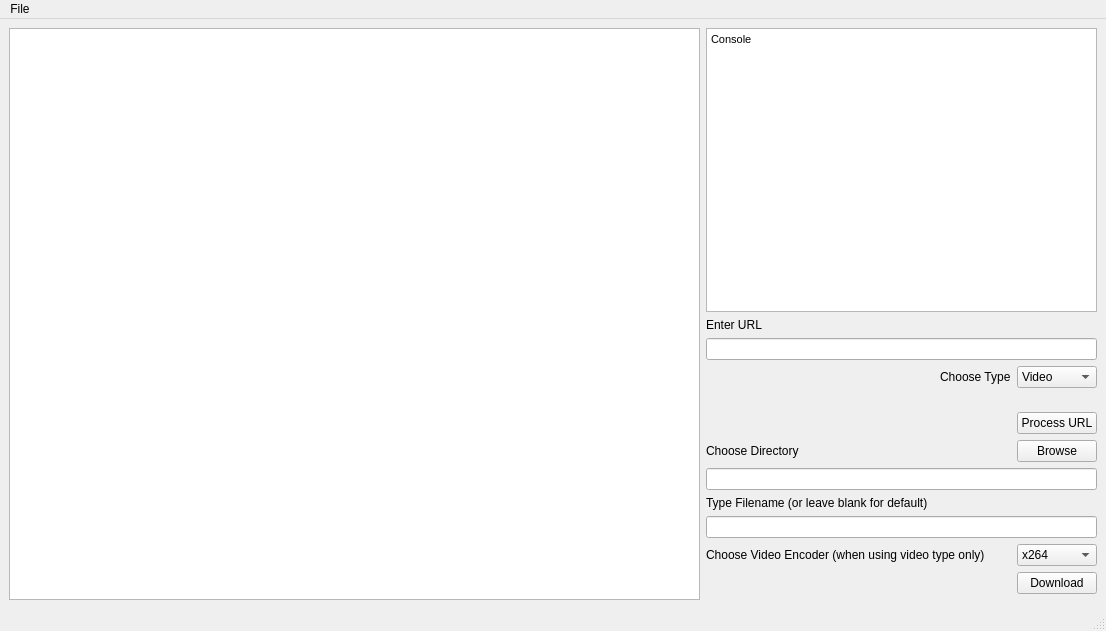
This is pydownload.ui in RebelliousPebble/youtubeconverter as Qt 5 draws it before an edit. The edited form follows.
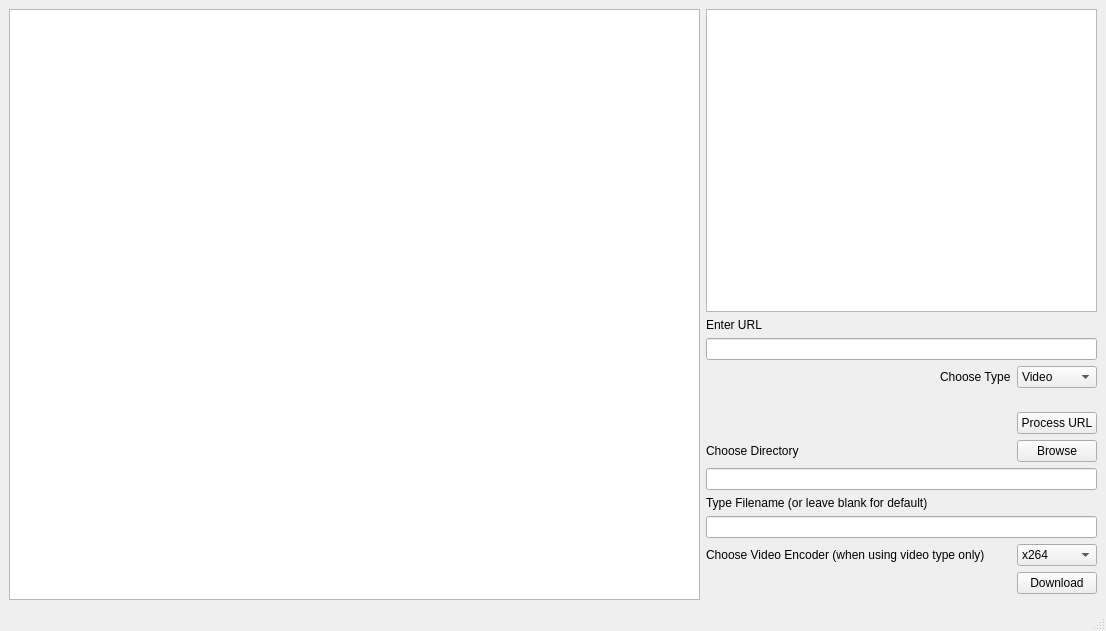
This is the edited form.

Diff of the .ui file:
```diff
--- a/pydownload.ui
+++ b/pydownload.ui
@@ -120,28 +120,12 @@
 &lt;html&gt;&lt;head&gt;&lt;meta name=&quot;qrichtext&quot; content=&quot;1&quot; /&gt;&lt;style type=&quot;text/css&quot;&gt;
 p, li { white-space: pre-wrap; }
 &lt;/style&gt;&lt;/head&gt;&lt;body style=&quot; font-family:'MS Shell Dlg 2'; font-size:8.25pt; font-weight:400; font-style:normal;&quot;&gt;
-&lt;p style=&quot; margin-top:0px; margin-bottom:0px; margin-left:0px; margin-right:0px; -qt-block-indent:0; text-indent:0px;&quot;&gt;Console&lt;/p&gt;&lt;/body&gt;&lt;/html&gt;</string>
+&lt;p style=&quot;-qt-paragraph-type:empty; margin-top:0px; margin-bottom:0px; margin-left:0px; margin-right:0px; -qt-block-indent:0; text-indent:0px;&quot;&gt;&lt;br /&gt;&lt;/p&gt;&lt;/body&gt;&lt;/html&gt;</string>
       </property>
      </widget>
     </item>
    </layout>
   </widget>
-  <widget class="QMenuBar" name="menubar">
-   <property name="geometry">
-    <rect>
-     <x>0</x>
-     <y>0</y>
-     <width>1106</width>
-     <height>21</height>
-    </rect>
-   </property>
-   <widget class="QMenu" name="menuFile">
-    <property name="title">
-     <string>File</string>
-    </property>
-   </widget>
-   <addaction name="menuFile"/>
-  </widget>
   <widget class="QStatusBar" name="statusbar"/>
  </widget>
  <tabstops>
```
Left out of the diff: 21 changed lines with no effect on the pictures.
